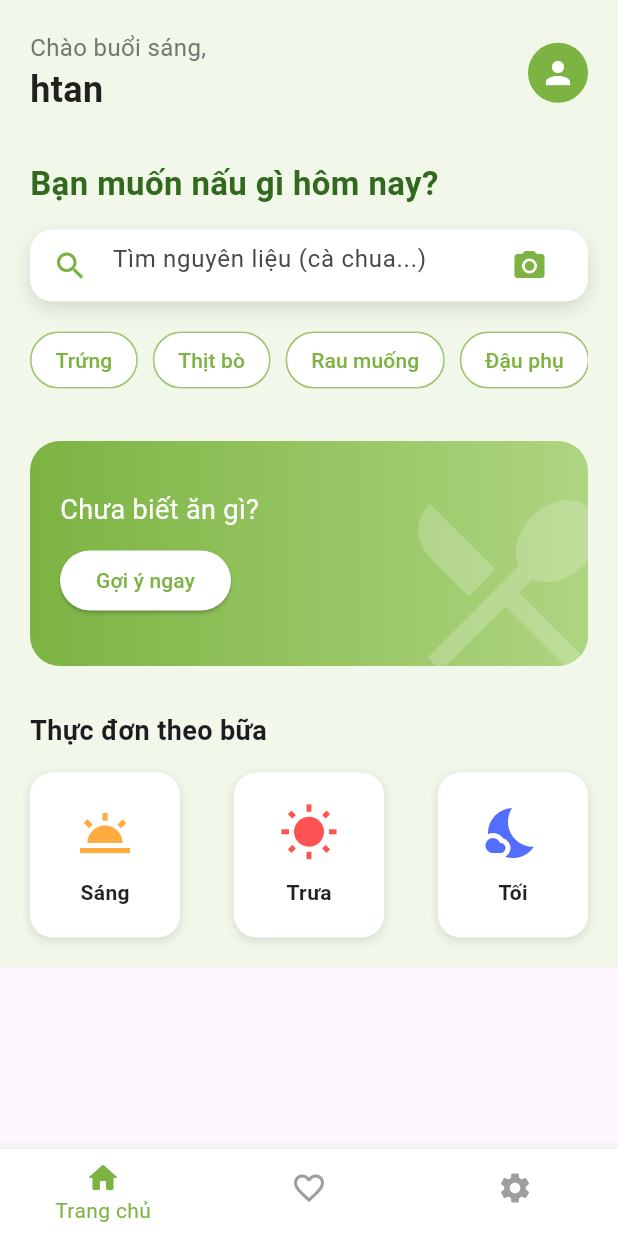
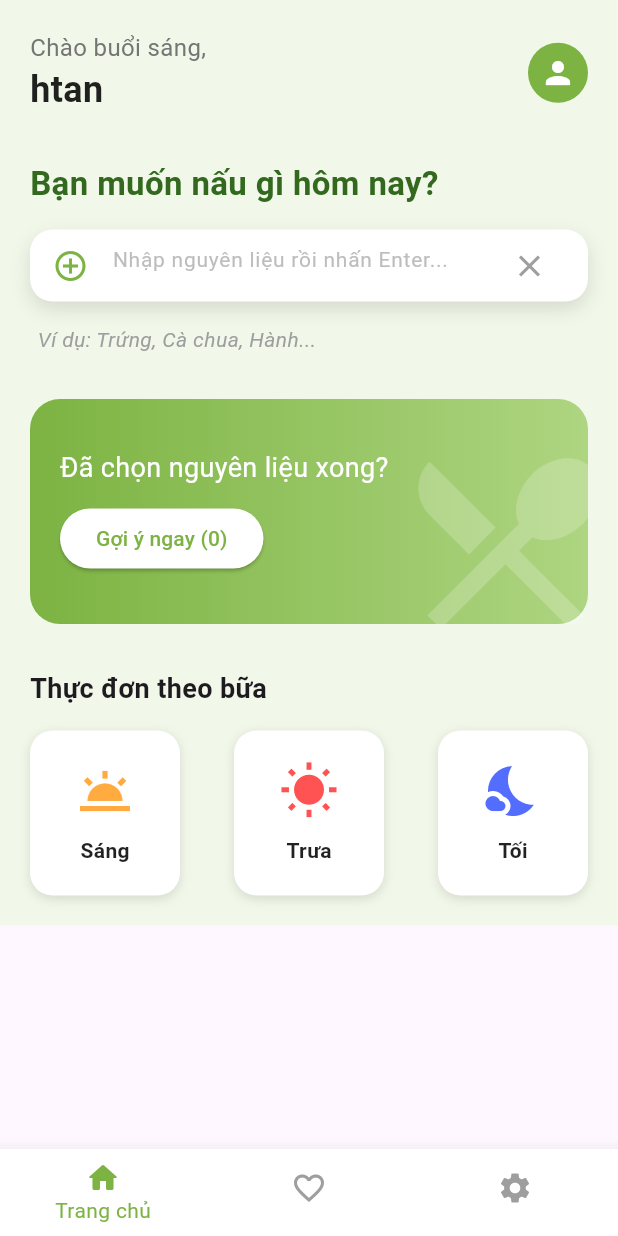
Before and after one commit to htan03/smartchef, a Flutter app: the screen it shows after launch, on a phone screen of 412 x 824 dp. Run offline on Flutter 3.47's test engine with Material 3 defaults, Android fonts, the phone set to English and light mode, and no system bars; network calls fail.

Commit message:
Nhập nguyên liệu -> thẻ chips

```diff
--- a/lib/page/man_hinh_chinh.dart
+++ b/lib/page/man_hinh_chinh.dart
@@ -66,9 +66,45 @@ class _HomePageState extends State<HomePage> {
   }
 }
 
-// GIAO DIỆN TRANG CHỦ (Đã thêm logic chuyển trang)
-class HomeContent extends StatelessWidget {
+// GIAO DIỆN TRANG CHỦ
+class HomeContent extends StatefulWidget {
   const HomeContent({super.key});
+
+  @override
+  State<HomeContent> createState() => _HomeContentState();
+}
+
+class _HomeContentState extends State<HomeContent> {
+  // 1. Controller để quản lý văn bản trong ô nhập
+  final TextEditingController _controller = TextEditingController();
+
+  // 2. Danh sách lưu các nguyên liệu người dùng đã nhập
+  final List<String> _selectedIngredients = [];
+
+  // Hàm thêm nguyên liệu
+  void _addIngredient(String value) {
+    if (value.trim().isNotEmpty) {
+      setState(() {
+        // Thêm vào danh sách và xóa khoảng trắng thừa
+        _selectedIngredients.add(value.trim());
+        // Xóa chữ trong ô nhập để nhập món tiếp theo
+        _controller.clear();
+      });
+    }
+  }
+
+  // Hàm xóa nguyên liệu
+  void _removeIngredient(String value) {
+    setState(() {
+      _selectedIngredients.remove(value);
+    });
+  }
+
+  @override
+  void dispose() {
+    _controller.dispose();
+    super.dispose();
+  }
 
   @override
   Widget build(BuildContext context) {
@@ -76,14 +112,14 @@ class HomeContent extends StatelessWidget {
     final bgGreen = const Color(0xFFF1F8E9);
 
     return Container(
-      color: bgGreen, // Màu nền
+      color: bgGreen,
       child: SafeArea(
         child: SingleChildScrollView(
           padding: const EdgeInsets.all(20),
           child: Column(
             crossAxisAlignment: CrossAxisAlignment.start,
             children: [
-              // 1. HEADER
+              // 1. HEADER (Giữ nguyên)
               Row(
                 mainAxisAlignment: MainAxisAlignment.spaceBetween,
                 children: [
@@ -117,7 +153,7 @@ class HomeContent extends StatelessWidget {
 
               const SizedBox(height: 15),
 
-              // 3. THANH TÌM KIẾM
+              // 3. THANH TÌM KIẾM & NHẬP LIỆU [ĐÃ SỬA]
               Container(
                 padding: const EdgeInsets.symmetric(horizontal: 15),
                 decoration: BoxDecoration(
@@ -129,13 +165,18 @@ class HomeContent extends StatelessWidget {
                   ],
                 ),
                 child: TextField(
+                  controller: _controller,
+                  // Sự kiện khi nhấn Enter trên bàn phím
+                  onSubmitted: (value) => _addIngredient(value),
                   decoration: InputDecoration(
-                    hintText: "Tìm nguyên liệu (cà chua...)",
+                    hintText: "Nhập nguyên liệu rồi nhấn Enter...",
+                    hintStyle: TextStyle(fontSize: 14, color: Colors.grey[400]),
                     border: InputBorder.none,
-                    icon: Icon(Icons.search, color: primaryGreen),
+                    icon: Icon(Icons.add_circle_outline, color: primaryGreen),
+                    // Nút xóa nhanh text đang nhập
                     suffixIcon: IconButton(
-                      icon: Icon(Icons.camera_alt, color: primaryGreen),
-                      onPressed: () {},
+                      icon: const Icon(Icons.clear, color: Colors.grey),
+                      onPressed: () => _controller.clear(),
                     ),
                   ),
                 ),
@@ -143,22 +184,38 @@ class HomeContent extends StatelessWidget {
 
               const SizedBox(height: 15),
 
-              // 4. GỢI Ý (CHIPS)
-              SingleChildScrollView(
-                scrollDirection: Axis.horizontal,
-                child: Row(
-                  children: [
-                    _buildChip("Trứng", primaryGreen),
-                    _buildChip("Thịt bò", primaryGreen),
-                    _buildChip("Rau muống", primaryGreen),
-                    _buildChip("Đậu phụ", primaryGreen),
-                  ],
-                ),
-              ),
+              // 4. KHU VỰC HIỂN THỊ CHIPS [ĐÃ SỬA]
+              // Nếu danh sách rỗng thì hiện text gợi ý, ngược lại hiện Chips
+              _selectedIngredients.isEmpty
+                  ? Padding(
+                      padding: const EdgeInsets.only(left: 5),
+                      child: Text(
+                        "Ví dụ: Trứng, Cà chua, Hành...",
+                        style: TextStyle(fontStyle: FontStyle.italic, color: Colors.grey[500]),
+                      ),
+                    )
+                  : Wrap(
+                      spacing: 8.0, // Khoảng cách ngang giữa các chip
+                      runSpacing: 4.0, // Khoảng cách dọc giữa các dòng
+                      children: _selectedIngredients.map((ingredient) {
+                        return Chip(
+                          label: Text(
+                            ingredient,
+                            style: TextStyle(color: primaryGreen),
+                          ),
+                          backgroundColor: Colors.white,
+                          side: BorderSide(color: primaryGreen.withOpacity(0.5)),
+                          shape: const StadiumBorder(),
+                          // Nút xóa (X) trên Chip
+                          deleteIcon: const Icon(Icons.close, size: 18, color: Colors.redAccent),
+                          onDeleted: () => _removeIngredient(ingredient),
+                        );
+                      }).toList(),
+                    ),
 
               const SizedBox(height: 30),
 
-              // 5. BANNER
+              // 5. BANNER & NÚT GỢI Ý [ĐÃ SỬA LOGIC NÚT]
               Container(
                 width: double.infinity,
                 height: 150,
@@ -181,20 +238,39 @@ class HomeContent extends StatelessWidget {
                         crossAxisAlignment: CrossAxisAlignment.start,
                         mainAxisAlignment: MainAxisAlignment.center,
                         children: [
-                          const Text("Chưa biết ăn gì?",
+                          const Text("Đã chọn nguyên liệu xong?",
                               style:
                                   TextStyle(color: Colors.white, fontSize: 18)),
                           const SizedBox(height: 10),
                           ElevatedButton(
                             onPressed: () {
-                              // Logic nút gợi ý
+                              // Kiểm tra nếu chưa nhập gì thì báo lỗi nhẹ hoặc không làm gì
+                              if (_selectedIngredients.isEmpty) {
+                                ScaffoldMessenger.of(context).showSnackBar(
+                                  const SnackBar(content: Text("Hãy nhập ít nhất 1 nguyên liệu!")),
+                                );
+                                return;
+                              }
+
+                              // Chuyển sang màn hình List và GỬI DANH SÁCH đi
+                              Navigator.push(
+                                context,
+                                MaterialPageRoute(
+                                  builder: (context) => ListMonAn(
+                                    title: "Gợi ý món ăn",
+                                    // Truyền danh sách nguyên liệu sang bên kia
+                                    inputIngredients: _selectedIngredients,
+                                    isFavoriteMode: false,
+                                  ),
+                                ),
+                              );
                             },
                             style: ElevatedButton.styleFrom(
                               backgroundColor: Colors.white,
                               foregroundColor: primaryGreen,
                               shape: const StadiumBorder(),
                             ),
-                            child: const Text("Gợi ý ngay"),
+                            child: Text("Gợi ý ngay (${_selectedIngredients.length})"),
                           )
                         ],
                       ),
@@ -205,71 +281,22 @@ class HomeContent extends StatelessWidget {
 
               const SizedBox(height: 30),
 
-              // 6. DANH MỤC
+              // 6. DANH MỤC (Giữ nguyên code cũ của bạn)
               const Text("Thực đơn theo bữa",
-                  style:
-                      TextStyle(fontSize: 18, fontWeight: FontWeight.bold)),
+                  style: TextStyle(fontSize: 18, fontWeight: FontWeight.bold)),
               const SizedBox(height: 15),
-
               Row(
                 mainAxisAlignment: MainAxisAlignment.spaceBetween,
                 children: [
-                  // --- BỮA SÁNG ---
-                  _buildCategoryCard(
-                    "Sáng",
-                    Icons.wb_twilight,
-                    Colors.orangeAccent,
-                    () {
-                      Navigator.push(
-                        context,
-                        MaterialPageRoute(
-                          builder: (context) => const ListMonAn(
-                            loaiMon: 'sang',
-                            title: "Món ăn Sáng",
-                            isFavoriteMode: false, // Xem danh sách thường
-                          ),
-                        ),
-                      );
-                    }
-                  ),
-
-                  // --- BỮA TRƯA ---
-                  _buildCategoryCard(
-                    "Trưa",
-                    Icons.wb_sunny,
-                    Colors.redAccent,
-                    () {
-                      Navigator.push(
-                        context,
-                        MaterialPageRoute(
-                          builder: (context) => const ListMonAn(
-                            loaiMon: 'trua',
-                            title: "Món ăn Trưa",
-                            isFavoriteMode: false,
-                          ),
-                        ),
-                      );
-                    }
-                  ),
-
-                  // --- BỮA TỐI ---
-                  _buildCategoryCard(
-                    "Tối",
-                    Icons.nights_stay,
-                    Colors.indigoAccent,
-                    () {
-                      Navigator.push(
-                        context,
-                        MaterialPageRoute(
-                          builder: (context) => const ListMonAn(
-                            loaiMon: 'toi',
-                            title: "Món ăn Tối",
-                            isFavoriteMode: false,
-                          ),
-                        ),
-                      );
-                    }
-                  ),
+                  _buildCategoryCard("Sáng", Icons.wb_twilight, Colors.orangeAccent, () {
+                     Navigator.push(context, MaterialPageRoute(builder: (context) => const ListMonAn(loaiMon: 'sang', title: "Món ăn Sáng")));
+                  }),
+                  _buildCategoryCard("Trưa", Icons.wb_sunny, Colors.redAccent, () {
+                     Navigator.push(context, MaterialPageRoute(builder: (context) => const ListMonAn(loaiMon: 'trua', title: "Món ăn Trưa")));
+                  }),
+                  _buildCategoryCard("Tối", Icons.nights_stay, Colors.indigoAccent, () {
+                     Navigator.push(context, MaterialPageRoute(builder: (context) => const ListMonAn(loaiMon: 'toi', title: "Món ăn Tối")));
+                  }),
                 ],
               ),
             ],
@@ -279,20 +306,9 @@ class HomeContent extends StatelessWidget {
     );
   }
 
-  Widget _buildChip(String label, Color color) {
-    return Padding(
-      padding: const EdgeInsets.only(right: 10),
-      child: Chip(
-        label: Text(label, style: TextStyle(color: color)),
-        backgroundColor: Colors.white,
-        side: BorderSide(color: color.withOpacity(0.5)),
-        shape: const StadiumBorder(),
-      ),
-    );
-  }
-
+  // Widget con giữ nguyên
   Widget _buildCategoryCard(String title, IconData icon, Color iconColor, VoidCallback onTap) {
-    return GestureDetector( // Bọc bằng GestureDetector để bắt sự kiện
+    return GestureDetector(
       onTap: onTap,
       child: Container(
         width: 100,
--- a/lib/page/man_hinh_list_mon_an.dart
+++ b/lib/page/man_hinh_list_mon_an.dart
@@ -10,10 +10,13 @@ class ListMonAn extends StatefulWidget {
   // Biến kiểm tra xem đang ở chế độ nào
   final bool isFavoriteMode;
 
+  final List<String>? inputIngredients;
+
   const ListMonAn({
     Key? key,
     this.loaiMon,
     this.title = "Thực đơn",
+    this.inputIngredients,
     this.isFavoriteMode = false, // Mặc định là false (xem danh sách thường)
   }) : super(key: key);
 
@@ -45,9 +48,8 @@ class _ListMonAn extends State<ListMonAn> {
 
     // LOGIC GỌI API
     if (widget.isFavoriteMode) {
-      // TODO: Sau này thay bằng hàm lấy yêu thích thật
       // Tạm thời vẫn gọi hàm fetchMonAn để test giao diện
-       _futureMonAn = ApiService.fetchMonAn();
+      _futureMonAn = ApiService.fetchMonAn();
     } else {
       _futureMonAn = ApiService.fetchMonAn(loai: widget.loaiMon);
     }
```
